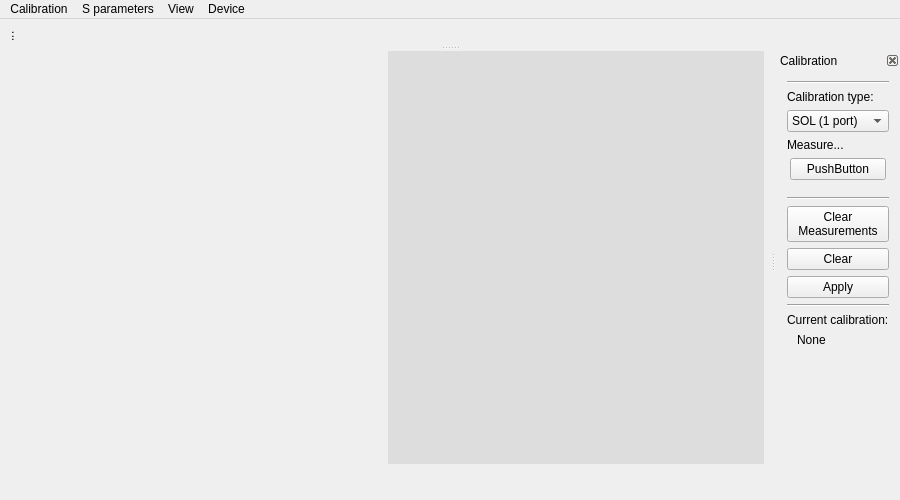
Old version of the form vna_qt/mainwindow.ui in the repository xaxaxa-dev/vna.
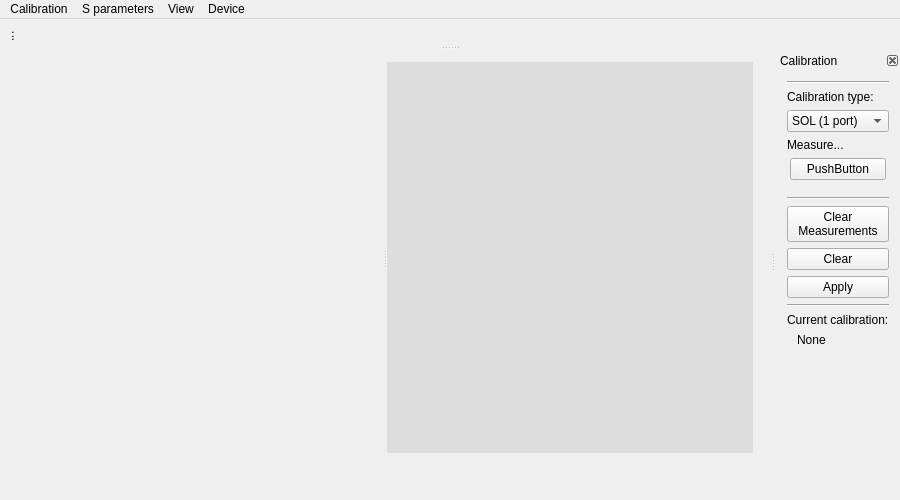
New version of the form.

Commit message: vna_qt: allow maximizing the polar and graph view panes

What changed in the file:
```diff
--- a/vna_qt/mainwindow.ui
+++ b/vna_qt/mainwindow.ui
@@ -27,14 +27,58 @@
     <property name="bottomMargin">
      <number>6</number>
     </property>
-    <item row="0" column="1">
+    <item row="0" column="0">
+     <widget class="QWidget" name="w_content" native="true">
+      <layout class="QVBoxLayout" name="verticalLayout_4">
+       <item>
+        <widget class="QSplitter" name="splitter">
+         <property name="orientation">
+          <enum>Qt::Horizontal</enum>
+         </property>
+         <widget class="QWidget" name="w_polar" native="true">
+          <property name="sizePolicy">
+           <sizepolicy hsizetype="Expanding" vsizetype="Preferred">
+            <horstretch>0</horstretch>
+            <verstretch>0</verstretch>
+           </sizepolicy>
+          </property>
+          <property name="minimumSize">
+           <size>
+            <width>100</width>
+            <height>0</height>
+           </size>
+          </property>
+          <layout class="QHBoxLayout" name="horizontalLayout_2">
+           <property name="spacing">
+            <number>0</number>
+           </property>
+           <property name="leftMargin">
+            <number>0</number>
+           </property>
+           <property name="topMargin">
+            <number>0</number>
+           </property>
+           <property name="rightMargin">
+            <number>0</number>
+           </property>
+           <property name="bottomMargin">
+            <number>0</number>
+           </property>
+          </layout>
+         </widget>
      <widget class="QWidget" name="w_graph" native="true">
       <property name="sizePolicy">
-       <sizepolicy hsizetype="Ignored" vsizetype="Preferred">
+           <sizepolicy hsizetype="Expanding" vsizetype="Preferred">
         <horstretch>0</horstretch>
         <verstretch>0</verstretch>
        </sizepolicy>
       </property>
+          <property name="minimumSize">
+           <size>
+            <width>200</width>
+            <height>0</height>
+           </size>
+          </property>
       <property name="styleSheet">
        <string notr="true">background-color: #ddd</string>
       </property>
@@ -56,31 +100,8 @@
        </property>
       </layout>
      </widget>
-    </item>
-    <item row="0" column="0">
-     <widget class="QWidget" name="w_polar" native="true">
-      <property name="sizePolicy">
-       <sizepolicy hsizetype="Ignored" vsizetype="Preferred">
-        <horstretch>0</horstretch>
-        <verstretch>0</verstretch>
-       </sizepolicy>
-      </property>
-      <layout class="QHBoxLayout" name="horizontalLayout_2">
-       <property name="spacing">
-        <number>0</number>
-       </property>
-       <property name="leftMargin">
-        <number>0</number>
-       </property>
-       <property name="topMargin">
-        <number>0</number>
-       </property>
-       <property name="rightMargin">
-        <number>0</number>
-       </property>
-       <property name="bottomMargin">
-        <number>0</number>
-       </property>
+        </widget>
+       </item>
       </layout>
      </widget>
     </item>
```
Left out of the diff: 2 changed lines with no effect on the pictures. Lines whose indentation alone changed are shown as unchanged. The commit also changes 5 other files.
